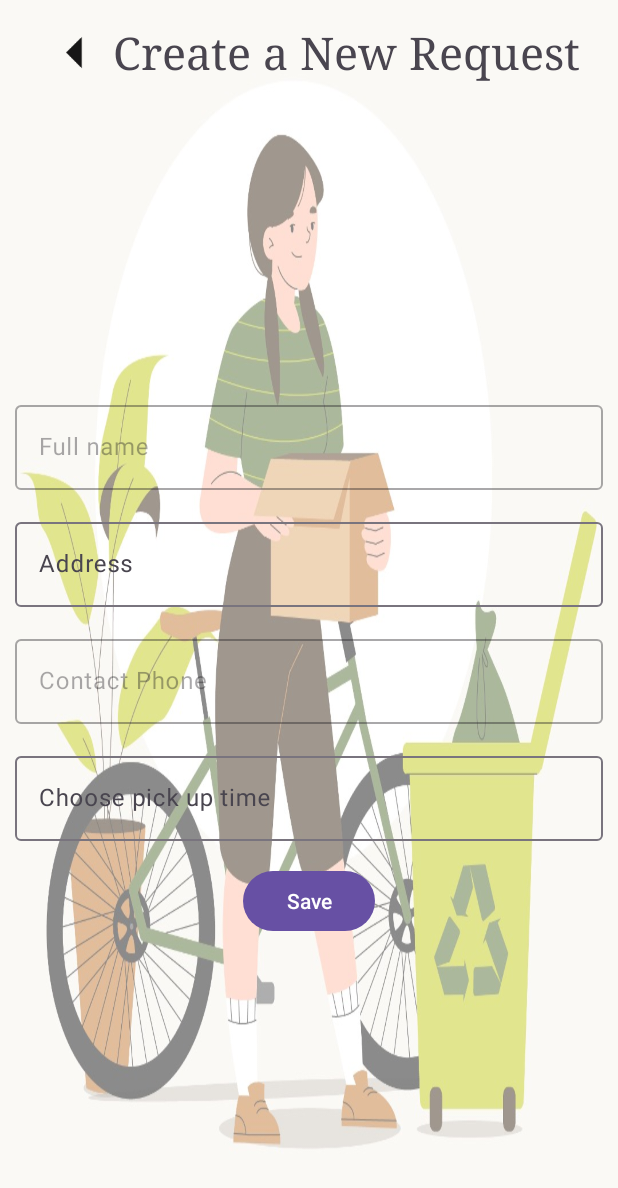
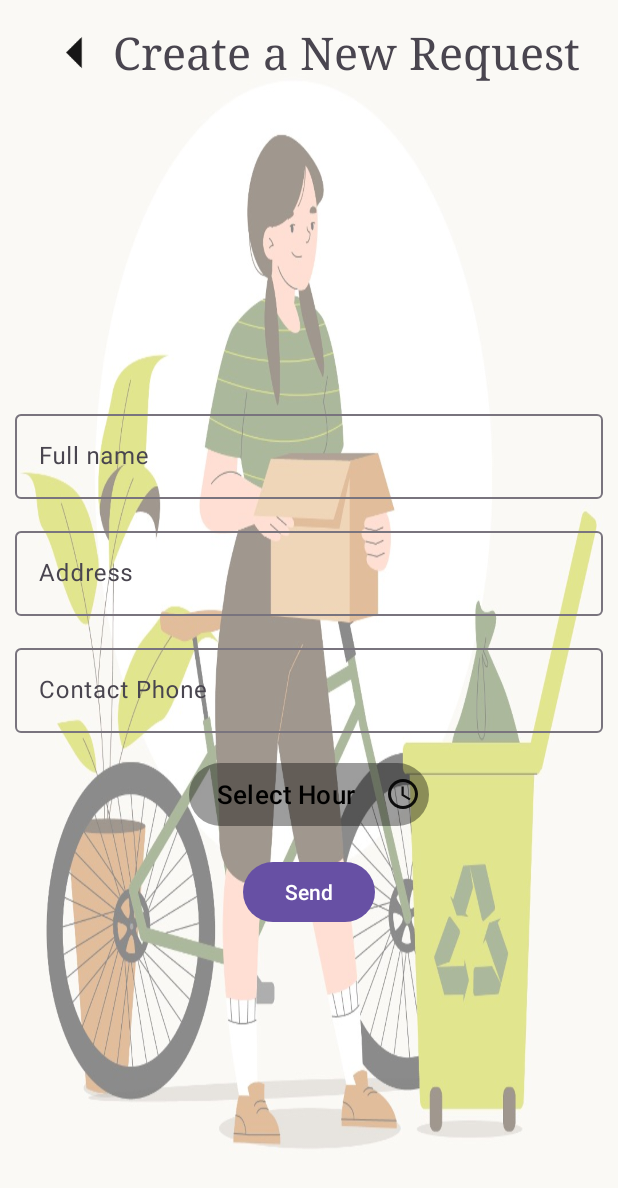
Before and after one commit to agambz12/PricleProject, an Android app: the layout pickup_dialog.xml on its own in the app's theme, with its tools: preview values and no code run, on a phone screen of 412 x 824 dp. Shown: the top 1188 px of the screen. Run offline under Robolectric (Android 15) with nearby library versions, the phone set to English and light mode, and no system bars.

Commit message:
fix design

```diff
--- a/app/src/main/res/layout/pickup_dialog.xml
+++ b/app/src/main/res/layout/pickup_dialog.xml
@@ -42,7 +42,6 @@
             android:focusable="false"
             android:layout_marginTop="16dp"
             android:layout_gravity="center"
-            android:enabled="false"
             android:hint="@string/full_name">
 
             <com.google.android.material.textfield.TextInputEditText
@@ -74,7 +73,6 @@
             android:layout_width="match_parent"
             android:layout_height="wrap_content"
             android:focusable="false"
-            android:enabled="false"
             android:layout_marginTop="16dp"
             android:layout_gravity="center"
             android:hint="@string/contact_phone">
@@ -87,21 +85,21 @@
 
         </com.google.android.material.textfield.TextInputLayout>
 
-        <com.google.android.material.textfield.TextInputLayout
-            android:layout_width="match_parent"
-            android:layout_height="wrap_content"
-            android:focusable="false"
+        <Button
+            android:layout_width="160dp"
+            android:layout_height="50dp"
+            android:id="@+id/timeButton"
+            android:onClick="PopTimePicker"
+            android:textSize="17sp"
+            android:padding="5dp"
             android:layout_gravity="center"
             android:layout_marginTop="16dp"
-            android:hint="@string/choode_pick_up_time">
+            android:backgroundTint="@color/cardview_shadow_start_color"
+            android:textColorHint="@color/black"
+            android:hint="Select Hour"
+            android:drawableRight="@drawable/clock"
+            />
 
-            <com.google.android.material.textfield.TextInputEditText
-                android:id="@+id/timeET"
-                android:layout_width="match_parent"
-                android:layout_height="wrap_content"
-                android:focusable="false"/>
-
-        </com.google.android.material.textfield.TextInputLayout>
 
 
         <Button
@@ -110,7 +108,7 @@
             android:id="@+id/send_pickup"
             android:layout_marginTop="16dp"
             android:layout_gravity="center_horizontal"
-            android:text="@string/save"/>
+            android:text="@string/send"/>
     </LinearLayout>
 
 
--- a/app/src/main/res/layout/reyclerbin_item.xml
+++ b/app/src/main/res/layout/reyclerbin_item.xml
@@ -34,6 +34,7 @@
                     android:id="@+id/location"
                     android:layout_width="wrap_content"
                     android:layout_height="wrap_content"
+                    android:textStyle="bold"
                     tools:text="Holon"/>
 
                 <TextView
@@ -41,6 +42,7 @@
                     android:layout_width="wrap_content"
                     android:layout_height="wrap_content"
                     android:layout_marginTop="8dp"
+                    android:textStyle="bold"
                     tools:text="Paper"/>
 
                 <TextView
@@ -48,6 +50,7 @@
                     android:layout_width="wrap_content"
                     android:layout_height="wrap_content"
                     android:layout_marginTop="8dp"
+                    android:textStyle="bold"
                     tools:text="35m"/>
 
             </LinearLayout>
@@ -58,6 +61,8 @@
             android:id="@+id/request"
             android:layout_width="match_parent"
             android:layout_height="wrap_content"
+            android:textStyle="bold"
+            android:backgroundTint="@color/material_dynamic_secondary60"
             android:text="Request PickUp"/>
     </LinearLayout>
 </androidx.cardview.widget.CardView>
```
Also changed, not shown: app/src/main/res/layout/activity_home_screen.xml (+1 -10 lines), app/src/main/res/layout/activity_log_in.xml (deleted, +0 -73 lines).
